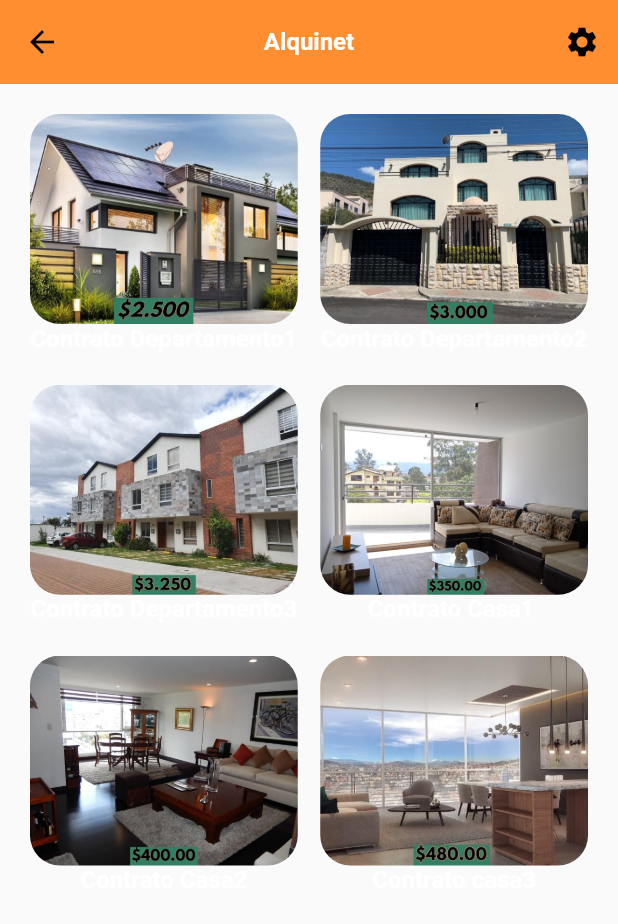
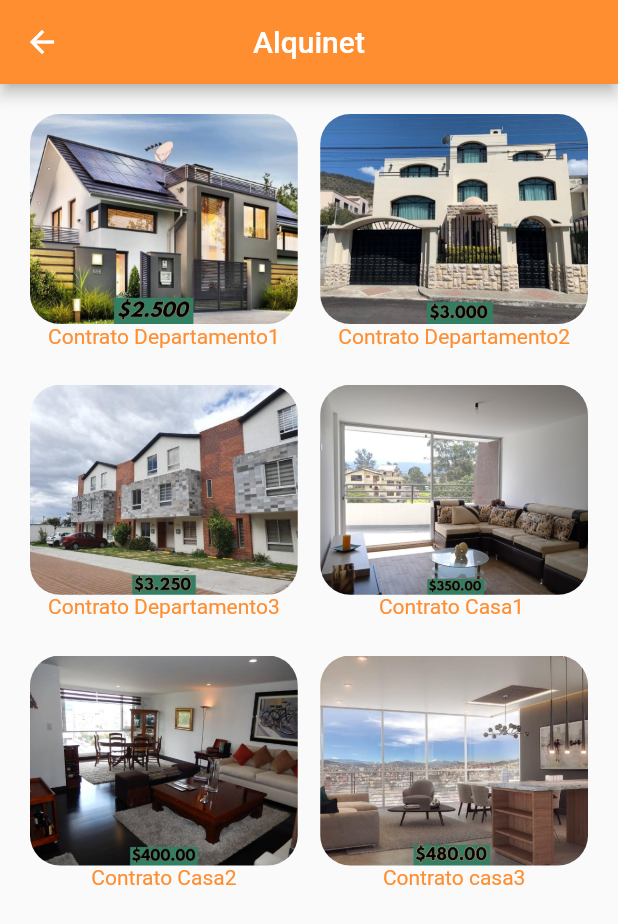
Before and after one commit to Curipoma/alquinet, a Flutter app: the HomeScreenContratos screen opened by its route, on a phone screen of 412 x 824 dp. Shown: the top 924 px of the screen. Run offline on Flutter 3.47's test engine with Material 2 defaults, Android fonts, the phone set to English and light mode, and no system bars; our stand-ins replace card_swiper, flutter_rating_bar, google_fonts; missing offline and left inert: comment_box; network calls fail.

Commit message:
fix bugs

```diff
--- a/lib/contratos/screens/home_screen_contratos.dart
+++ b/lib/contratos/screens/home_screen_contratos.dart
@@ -10,17 +10,13 @@ class HomeScreenContratos extends StatelessWidget {
   Widget build(BuildContext context) {
     return Scaffold(
       appBar: AppBar(
+        foregroundColor: Theme.of(context).primaryColor,
+        backgroundColor: Theme.of(context).backgroundColor,
         centerTitle: true,
         title: Text(
           'Alquinet',
-          style: Theme.of(context).textTheme.bodyText1),
-        elevation: 0,
-        actions: [
-          IconButton(
-            icon: const Icon(Icons.settings),
-            onPressed: () {},
-          )
-        ],
+          style: TextStyle(color: Theme.of(context).primaryColor),
+        ),
       ),
       body: GridView.count(
         padding: const EdgeInsets.all(20),
@@ -47,9 +43,9 @@ class HomeScreenContratos extends StatelessWidget {
                   ),
                 ),
               ),
-              const Text(
+              Text(
                 'Contrato Departamento1',
-                style: TextStyle(fontSize: 16.0, fontWeight: FontWeight.bold),
+                style: TextStyle(color: Theme.of(context).backgroundColor),
               ),
             ],
           ),
@@ -72,9 +68,9 @@ class HomeScreenContratos extends StatelessWidget {
                   ),
                 ),
               ),
-              const Text(
+              Text(
                 'Contrato Departamento2',
-                style: TextStyle(fontSize: 16.0, fontWeight: FontWeight.bold),
+                style: TextStyle(color: Theme.of(context).backgroundColor),
               ),
             ],
           ),
@@ -89,9 +85,9 @@ class HomeScreenContratos extends StatelessWidget {
                   height: 140,
                 ),
               ),
-              const Text(
+              Text(
                 "Contrato Departamento3",
-                style: TextStyle(fontSize: 16.0, fontWeight: FontWeight.bold),
+                style: TextStyle(color: Theme.of(context).backgroundColor),
               )
             ],
           ),
@@ -106,9 +102,9 @@ class HomeScreenContratos extends StatelessWidget {
                   height: 140,
                 ),
               ),
-              const Text(
+              Text(
                 'Contrato Casa1 ',
-                style: TextStyle(fontSize: 16.0, fontWeight: FontWeight.bold),
+                style: TextStyle(color: Theme.of(context).backgroundColor),
               )
             ],
           ),
@@ -123,9 +119,9 @@ class HomeScreenContratos extends StatelessWidget {
                   height: 140,
                 ),
               ),
-              const Text(
+              Text(
                 'Contrato Casa2',
-                style: TextStyle(fontSize: 16.0, fontWeight: FontWeight.bold),
+                style: TextStyle(color: Theme.of(context).backgroundColor),
               )
             ],
           ),
@@ -140,9 +136,9 @@ class HomeScreenContratos extends StatelessWidget {
                   height: 140,
                 ),
               ),
-              const Text(
+              Text(
                 'Contrato casa3',
-                style: TextStyle(fontSize: 16.0, fontWeight: FontWeight.bold),
+                style: TextStyle(color: Theme.of(context).backgroundColor),
               )
             ],
           ),
--- a/lib/contratos/widgets/terminos_slider.dart
+++ b/lib/contratos/widgets/terminos_slider.dart
@@ -11,10 +11,10 @@ class CondicionesSlider extends StatelessWidget {
       child: Column(
         crossAxisAlignment: CrossAxisAlignment.start,
         children: [
-          const Padding(
-            padding: EdgeInsets.symmetric(horizontal: 20, vertical: 10),
+          Padding(
+            padding: const EdgeInsets.symmetric(horizontal: 20, vertical: 10),
             child: Text('Terminos y condiciones',
-                style: TextStyle(fontSize: 20, fontWeight: FontWeight.bold)),
+                style: TextStyle(fontSize: 20, fontWeight: FontWeight.bold, color: Theme.of(context).backgroundColor)),
           ),
           Expanded(
             child: ListView.builder(
```
Also changed, not shown: lib/contratos/screens/comprobante_screen.dart (+6 -8 lines), lib/contratos/screens/lista_precios_screen.dart (+6 -3 lines), lib/contratos/screens/terminos_screen.dart (+10 -2 lines), lib/contratos/widgets/contratos.dart (+6 -12 lines), lib/contratos/widgets/custom_card_temporal.dart (+7 -3 lines), lib/seguimiento/screens/casas_screen.dart (+24 -12 lines), lib/seguimiento/screens/coment_screen.dart (+19 -17 lines), lib/seguimiento/screens/customer_tracking_screen.dart (+16 -8 lines), lib/seguimiento/screens/inquilinos_screen.dart (+7 -2 lines).
